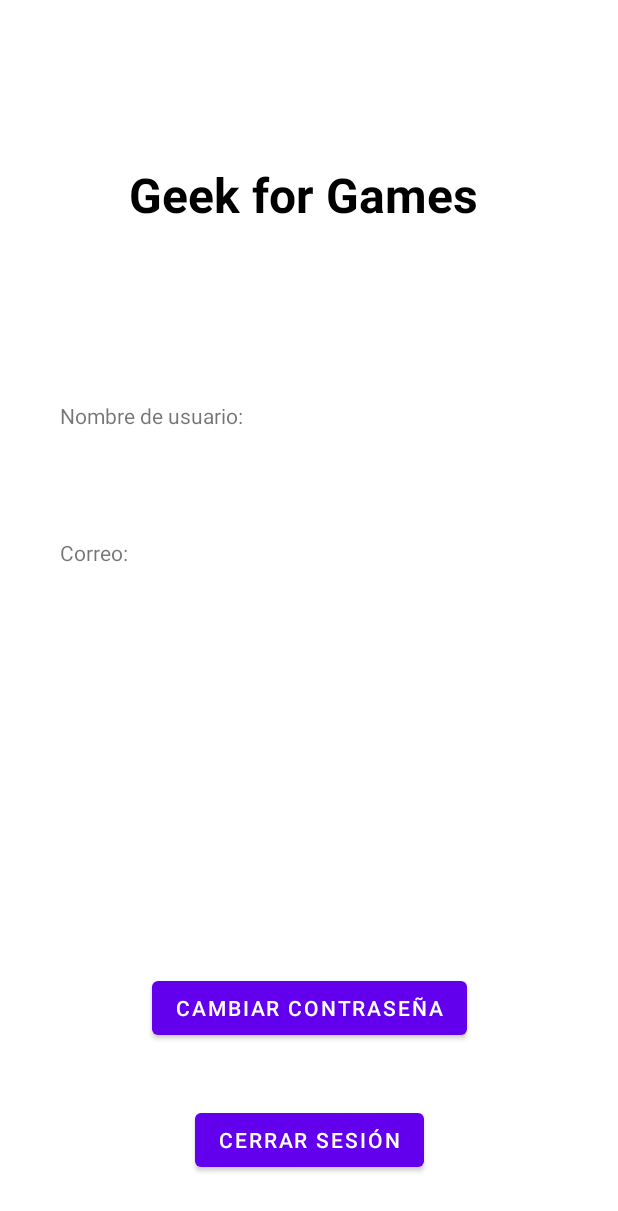
After one commit to Emi-Ureta/Geek_for_Games, an Android app: the Activity_perfil_usuario screen opened directly, with no data from a screen before it, on a phone screen of 412 x 824 dp. The commit adds this screen. Shown: the top 1211 px of the screen. Run offline under Robolectric (Android 15) with nearby library versions, the phone set to English and light mode, and no system bars; our stand-ins replace Firebase (no records; nobody signed in at launch, a user with empty details on screens opened directly).

Commit message:
cuenta_usuario

```diff
--- /dev/null
+++ b/app/src/main/java/ayuda/cl/geek_for_games/Activity_perfil_usuario.java
@@ -0,0 +1,101 @@
+package ayuda.cl.geek_for_games;
+
+import androidx.annotation.NonNull;
+import androidx.appcompat.app.AppCompatActivity;
+
+import android.annotation.SuppressLint;
+import android.content.Intent;
+import android.os.Bundle;
+import android.util.Patterns;
+import android.view.View;
+import android.widget.Button;
+import android.widget.TextView;
+import android.widget.Toast;
+
+import com.google.android.gms.tasks.OnCompleteListener;
+import com.google.android.gms.tasks.Task;
+import com.google.firebase.auth.FirebaseAuth;
+import com.google.firebase.auth.FirebaseUser;
+import com.google.firebase.database.DataSnapshot;
+import com.google.firebase.database.DatabaseError;
+import com.google.firebase.database.DatabaseReference;
+import com.google.firebase.database.FirebaseDatabase;
+import com.google.firebase.database.ValueEventListener;
+
+import org.w3c.dom.Text;
+
+public class Activity_perfil_usuario extends AppCompatActivity {
+
+    private FirebaseUser usuario;
+    private DatabaseReference reference;
+
+    private String userID;
+
+    private Button logout, cambiar_contra;
+    private TextView inicio;
+
+
+    @SuppressLint("MissingInflatedId")
+    @Override
+    protected void onCreate(Bundle savedInstanceState) {
+        super.onCreate(savedInstanceState);
+        setContentView(R.layout.activity_perfil_usuario);
+
+        logout = (Button) findViewById(R.id.Button_salir);
+
+        logout.setOnClickListener(new View.OnClickListener() {
+            @Override
+            public void onClick(View view) {
+                FirebaseAuth.getInstance().signOut();
+                startActivity(new Intent(Activity_perfil_usuario.this, Activity_login.class));
+            }
+        });
+
+        inicio = (TextView) findViewById(R.id.Text_view_titulo_cuenta);
+        inicio.setOnClickListener(new View.OnClickListener() {
+            @Override
+            public void onClick(View view) {
+                startActivity(new Intent(Activity_perfil_usuario.this, Activity_inicio.class));
+            }
+        });
+
+        cambiar_contra = (Button) findViewById(R.id.Button_cambiar_contra);
+        cambiar_contra.setOnClickListener(new View.OnClickListener() {
+            @Override
+            public void onClick(View view) {
+                startActivity(new Intent(Activity_perfil_usuario.this, Activity_olvide_contra.class));
+            }
+        });
+
+
+        usuario = FirebaseAuth.getInstance().getCurrentUser();
+        reference = FirebaseDatabase.getInstance().getReference("Usuarios");
+        userID = usuario.getUid();
+
+        final TextView Nombre_usuario = (TextView) findViewById(R.id.nombre);
+        final TextView Correo_usuario = (TextView) findViewById(R.id.correo);
+
+        reference.child(userID).addListenerForSingleValueEvent(new ValueEventListener() {
+            @Override
+            public void onDataChange(@NonNull DataSnapshot snapshot) {
+                Usuario perfil_usuario = snapshot.getValue(Usuario.class);
+
+                if(perfil_usuario != null){
+                    String Nombre = perfil_usuario.nombre;
+                    String Correo = perfil_usuario.correo;
+
+                    Nombre_usuario.setText(Nombre);
+                    Correo_usuario.setText(Correo);
+                }
+            }
+
+            @Override
+            public void onCancelled(@NonNull DatabaseError error) {
+                Toast.makeText(Activity_perfil_usuario.this, "Se ha producido un error", Toast.LENGTH_LONG).show();
+            }
+        });
+
+
+
+    }
+}
--- /dev/null
+++ b/app/src/main/res/layout/activity_perfil_usuario.xml
@@ -0,0 +1,87 @@
+<?xml version="1.0" encoding="utf-8"?>
+<androidx.constraintlayout.widget.ConstraintLayout xmlns:android="http://schemas.android.com/apk/res/android"
+    xmlns:app="http://schemas.android.com/apk/res-auto"
+    xmlns:tools="http://schemas.android.com/tools"
+    android:layout_width="match_parent"
+    android:layout_height="match_parent"
+    tools:context=".Activity_perfil_usuario">
+
+    <TextView
+        android:id="@+id/Text_view_nombre"
+        android:layout_width="wrap_content"
+        android:layout_height="wrap_content"
+        android:layout_marginStart="40dp"
+        android:layout_marginTop="116dp"
+        android:text="Nombre de usuario:"
+        app:layout_constraintStart_toStartOf="parent"
+        app:layout_constraintTop_toBottomOf="@+id/Text_view_titulo_cuenta" />
+
+    <TextView
+        android:id="@+id/Text_view_correo"
+        android:layout_width="wrap_content"
+        android:layout_height="wrap_content"
+        android:layout_marginStart="40dp"
+        android:layout_marginTop="72dp"
+        android:text="Correo:"
+        app:layout_constraintStart_toStartOf="parent"
+        app:layout_constraintTop_toBottomOf="@+id/Text_view_nombre" />
+
+    <Button
+        android:id="@+id/Button_cambiar_contra"
+        android:layout_width="wrap_content"
+        android:layout_height="wrap_content"
+        android:layout_marginStart="158dp"
+        android:layout_marginEnd="159dp"
+        android:layout_marginBottom="40dp"
+        android:text="Cambiar Contraseña"
+        app:layout_constraintBottom_toTopOf="@+id/Button_salir"
+        app:layout_constraintEnd_toEndOf="parent"
+        app:layout_constraintHorizontal_bias="0.495"
+        app:layout_constraintStart_toStartOf="parent" />
+
+    <Button
+        android:id="@+id/Button_salir"
+        android:layout_width="wrap_content"
+        android:layout_height="wrap_content"
+        android:layout_marginStart="158dp"
+        android:layout_marginEnd="159dp"
+        android:layout_marginBottom="40dp"
+        android:text="Cerrar sesión"
+        app:layout_constraintBottom_toBottomOf="parent"
+        app:layout_constraintEnd_toEndOf="parent"
+        app:layout_constraintHorizontal_bias="0.491"
+        app:layout_constraintStart_toStartOf="parent" />
+
+    <TextView
+        android:id="@+id/Text_view_titulo_cuenta"
+        android:layout_width="wrap_content"
+        android:layout_height="wrap_content"
+        android:layout_marginStart="86dp"
+        android:layout_marginTop="108dp"
+        android:layout_marginEnd="86dp"
+        android:text="Geek for Games "
+        android:textColor="#000000"
+        android:textSize="32sp"
+        android:textStyle="bold"
+        app:layout_constraintEnd_toEndOf="parent"
+        app:layout_constraintStart_toStartOf="parent"
+        app:layout_constraintTop_toTopOf="parent" />
+
+    <TextView
+        android:id="@+id/nombre"
+        android:layout_width="wrap_content"
+        android:layout_height="wrap_content"
+        android:layout_marginStart="36dp"
+        android:layout_marginTop="12dp"
+        app:layout_constraintStart_toStartOf="parent"
+        app:layout_constraintTop_toBottomOf="@+id/Text_view_nombre" />
+
+    <TextView
+        android:id="@+id/correo"
+        android:layout_width="wrap_content"
+        android:layout_height="wrap_content"
+        android:layout_marginStart="36dp"
+        android:layout_marginTop="20dp"
+        app:layout_constraintStart_toStartOf="parent"
+        app:layout_constraintTop_toBottomOf="@+id/Text_view_correo" />
+</androidx.constraintlayout.widget.ConstraintLayout>
--- a/app/src/main/res/layout/activity_registrarse.xml
+++ b/app/src/main/res/layout/activity_registrarse.xml
@@ -122,7 +122,8 @@
             android:text="Crear cuenta"
             app:layout_constraintBottom_toBottomOf="parent"
             app:layout_constraintEnd_toEndOf="parent"
-            app:layout_constraintStart_toStartOf="parent" />
+            app:layout_constraintStart_toStartOf="parent"
+            app:layout_constraintTop_toBottomOf="@+id/Edit_text_registro_contra_verificar" />
 
         <TextView
             android:id="@+id/text_view_otro_ingreso"
```
Also changed, not shown: app/src/main/AndroidManifest.xml (+9 -3 lines), app/src/main/java/ayuda/cl/geek_for_games/Activity_inicio.java (+14 -17 lines), app/src/main/res/layout/activity_inicio.xml (+10 -8 lines), app/src/main/res/layout/activity_olvide_contra.xml (+26 -6 lines).
